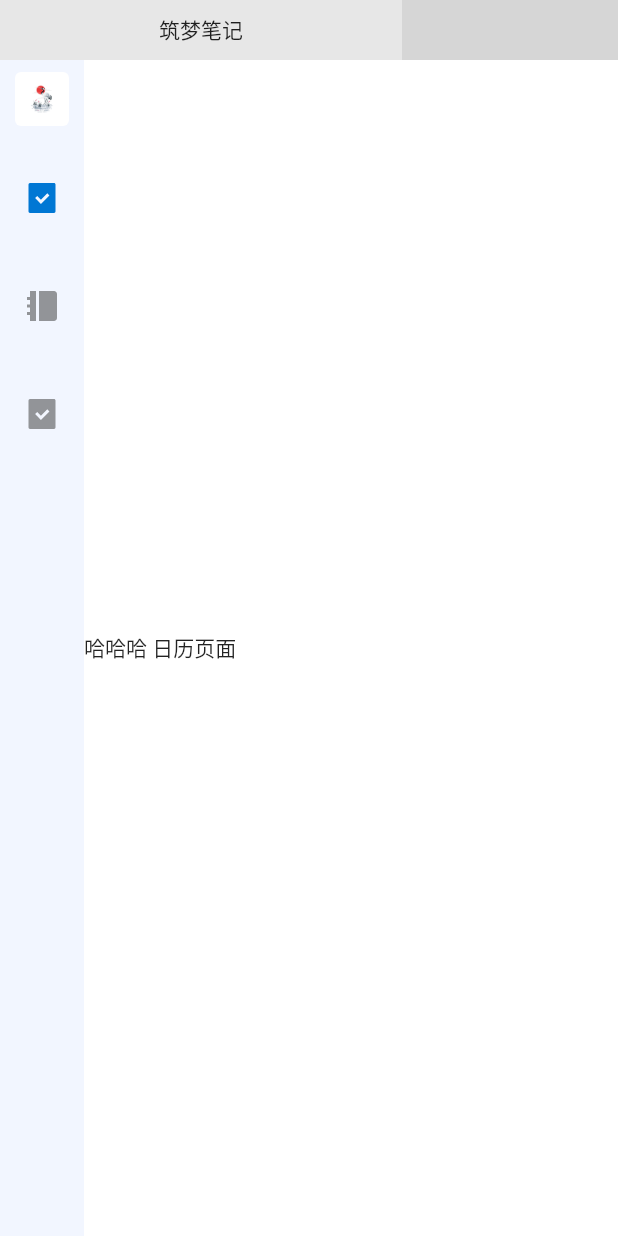
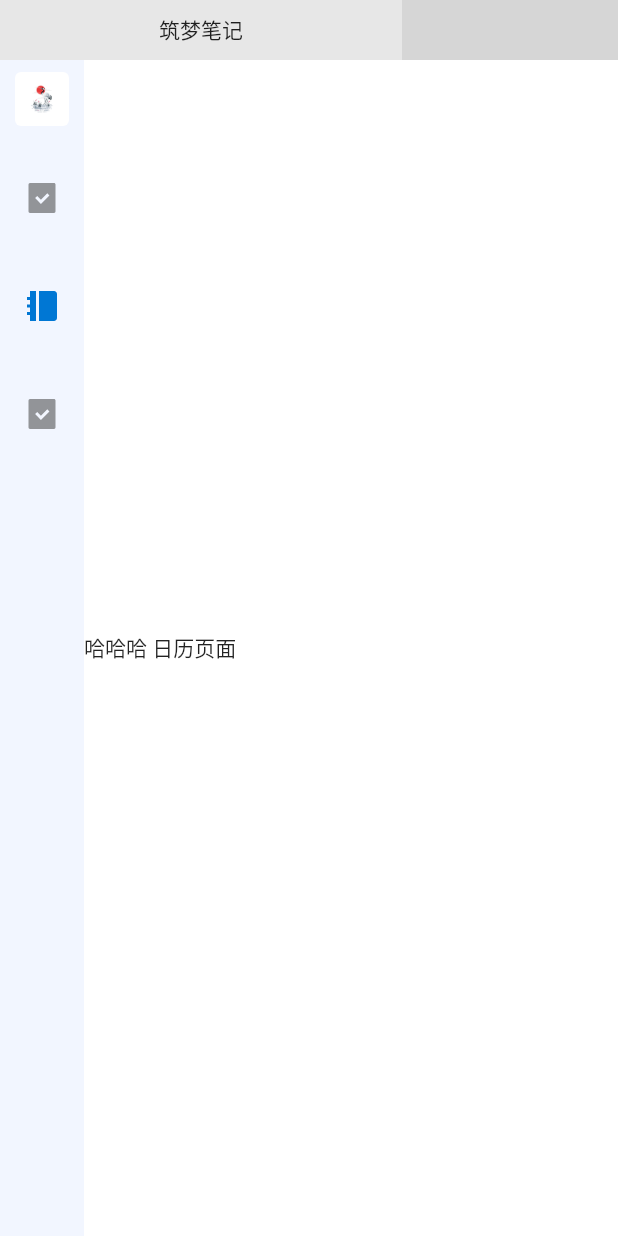
Before and after one commit to pnnh/dream, a Flutter app: the screen it shows after launch, after a tap on an icon or button, on a phone screen of 412 x 824 dp. Run offline on Flutter 3.47's test engine with Material 2 defaults, Android fonts, the phone set to English and light mode, and no system bars; our stand-ins replace flutter_svg, hive, hive_flutter, js, syncfusion_flutter_datepicker; missing offline and left inert: bitsdojo_window, dart:ffi, dart:js, dart:js_util; accounts and stored records are empty; network calls fail; grey boxes are pictures that could not be loaded.

Commit message:
修复点击最左侧过滤列表图标没有高亮问题 通过枚举值标识页面而不是字符串

```diff
--- a/projects/client/lib/application/desktop/application.dart
+++ b/projects/client/lib/application/desktop/application.dart
@@ -32,24 +32,13 @@ class _ApplicationState extends State<Application> {
   }
 }
 
-class Book {
-  final String title;
-  final String author;
-
-  Book(this.title, this.author);
-}
-
 class BookRouteInformationParser extends RouteInformationParser<BookRoutePath> {
   @override
   Future<BookRoutePath> parseRouteInformation(
       RouteInformation routeInformation) async {
     final uri = Uri.parse(routeInformation.location ?? "/");
-    // Handle '/'
-    // Handle '/book/:id'
     if (uri.pathSegments.length == 2) {
-      var remaining = uri.pathSegments[1];
-      var id = int.tryParse(remaining);
-      return BookRoutePath.details(id ?? 1);
+      return BookRoutePath.details();
     }
 
     return BookRoutePath.home();
@@ -57,12 +46,10 @@ class BookRouteInformationParser extends RouteInformationParser<BookRoutePath> {
 
   @override
   RouteInformation restoreRouteInformation(BookRoutePath path) {
-    if (path.isDetailsPage) {
-      return RouteInformation(location: '/book/${path.id}');
+    if (path.pathName == Pages.detail) {
+      return RouteInformation(location: '/detail');
     }
-    //if (path.isHomePage) {
     return RouteInformation(location: '/');
-    //}
   }
 }
 
@@ -70,7 +57,7 @@ class BookRouterDelegate extends RouterDelegate<BookRoutePath>
     with ChangeNotifier, PopNavigatorRouterDelegateMixin<BookRoutePath> {
   final GlobalKey<NavigatorState> navigatorKey;
 
-  String _selectedBook = "";
+  BookRoutePath currentPath = BookRoutePath.home();
 
   BookRouterDelegate() : navigatorKey = GlobalKey<NavigatorState>() {}
 
@@ -81,21 +68,22 @@ class BookRouterDelegate extends RouterDelegate<BookRoutePath>
   }
 
   BookRoutePath get currentConfiguration {
-    return _selectedBook == null
-        ? BookRoutePath.home()
-        : BookRoutePath.details(0);
+    return currentPath;
   }
 
   @override
   Widget build(BuildContext context) {
     return Navigator(
       key: navigatorKey,
-      pages: [if (_selectedBook.isEmpty) HomePage() else CalendarPage()],
+      pages: [
+        if (currentPath.pathName == Pages.home) HomePage() else CalendarPage()
+      ],
       onPopPage: (route, result) {
+        print('onPopPage $route ');
         if (!route.didPop(result)) {
           return false;
         }
-        _selectedBook = "";
+        currentPath = BookRoutePath.home();
         notifyListeners();
 
         return true;
@@ -105,15 +93,18 @@ class BookRouterDelegate extends RouterDelegate<BookRoutePath>
 
   @override
   Future<void> setNewRoutePath(BookRoutePath path) async {
-    if (path.isDetailsPage) {
-      _selectedBook = "detail";
-    } else {
-      _selectedBook = "";
-    }
+    print('setNewRoutePath ${path.pathName}');
+    currentPath = path;
   }
 
   void handleBookTapped(String page) {
-    _selectedBook = page;
+    switch (page) {
+      case "detail":
+        currentPath = BookRoutePath.details();
+        break;
+      default:
+        currentPath = BookRoutePath.home();
+    }
     notifyListeners();
   }
 }
--- a/projects/client/lib/application/desktop/components/work_group.dart
+++ b/projects/client/lib/application/desktop/components/work_group.dart
@@ -1,4 +1,5 @@
 import 'package:dream/application/desktop/application.dart';
+import 'package:dream/application/desktop/route.dart';
 import 'package:flutter/material.dart';
 import 'package:flutter_svg/flutter_svg.dart';
 
@@ -12,7 +13,6 @@ class WorkGroupWidget extends StatefulWidget {
 }
 
 class _WorkGroupWidget extends State<WorkGroupWidget> {
-  int selectedIndex = 0;
   final Color selectedColor = const Color.fromRGBO(0, 119, 212, 100);
   final Color defaultColor = const Color.fromRGBO(146, 148, 152, 100);
 
@@ -25,40 +25,36 @@ class _WorkGroupWidget extends State<WorkGroupWidget> {
       IconButton(
           icon: SvgPicture.asset(
             "images/svg/todo.svg",
-            color: selectedIndex == 0 ? selectedColor : defaultColor,
+            color: routerDelegate.currentPath.pathName == Pages.home
+                ? selectedColor
+                : defaultColor,
           ),
           iconSize: 24,
           onPressed: () {
-            setState(() {
-              selectedIndex = 0;
-            });
-            routerDelegate.handleBookTapped("");
+            routerDelegate.handleBookTapped("home");
           }),
       const SizedBox(height: 24),
       IconButton(
           icon: SvgPicture.asset(
             "images/svg/booklet.svg",
-            color: selectedIndex == 1 ? selectedColor : defaultColor,
+            color: routerDelegate.currentPath.pathName == Pages.detail
+                ? selectedColor
+                : defaultColor,
           ),
           iconSize: 24,
           onPressed: () {
-            setState(() {
-              selectedIndex = 1;
-            });
             routerDelegate.handleBookTapped("detail");
           }),
       const SizedBox(height: 24),
       IconButton(
           icon: SvgPicture.asset(
             "images/svg/todo.svg",
-            color: selectedIndex == 2 ? selectedColor : defaultColor,
+            color: routerDelegate.currentPath.pathName == Pages.other
+                ? selectedColor
+                : defaultColor,
           ),
           iconSize: 24,
-          onPressed: () {
-            setState(() {
-              selectedIndex = 2;
-            });
-          }),
+          onPressed: () {}),
     ]);
   }
 }
--- a/projects/client/lib/application/desktop/route.dart
+++ b/projects/client/lib/application/desktop/route.dart
@@ -1,21 +1,18 @@
 import 'package:flutter/material.dart';
 
 class CustomPageRoute extends MaterialPageRoute {
-  CustomPageRoute({settings, builder}) : super(settings: settings, builder: builder);
+  CustomPageRoute({settings, builder})
+      : super(settings: settings, builder: builder);
 
   @override
   Duration get transitionDuration => const Duration(milliseconds: 0);
 }
 
+enum Pages { home, detail, other }
 
 class BookRoutePath {
-  final int id;
+  Pages pathName = Pages.home;
 
-  BookRoutePath.home() : id = 0;
-
-  BookRoutePath.details(this.id);
-
-  bool get isHomePage => id == 0;
-
-  bool get isDetailsPage => id != 0;
+  BookRoutePath.home();
+  BookRoutePath.details() : pathName = Pages.detail;
 }
```
